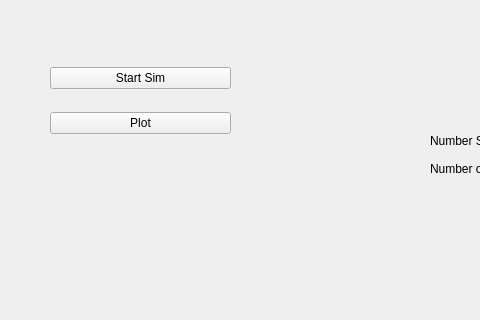
First picture: the form in PythonWrapper/Test.ui, repository slipschutz/EconSim, before the edit; both pictures show x 0 to 480 and y 0 to 320 of the 702 by 564 pixel window.
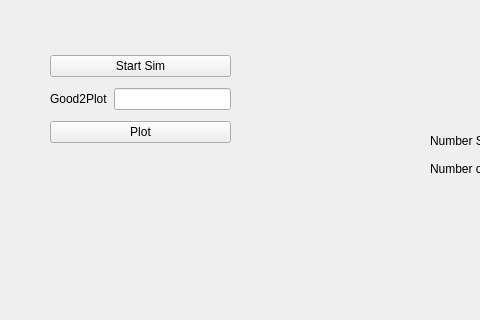
Second picture: the form after the edit.

Commit message:
Cleaned up data logger a little.  It is now keeping track of the supply and demand of all the goods not just good 0.
Added a field in the Gui to set which good's supply and demand is being plotted

```diff
--- a/PythonWrapper/Test.ui
+++ b/PythonWrapper/Test.ui
@@ -44,6 +44,20 @@
        </property>
       </widget>
      </item>
+     <item>
+      <layout class="QHBoxLayout" name="horizontalLayout">
+       <item>
+        <widget class="QLabel" name="label_3">
+         <property name="text">
+          <string>Good2Plot</string>
+         </property>
+        </widget>
+       </item>
+       <item>
+        <widget class="QLineEdit" name="Good2PlotInput"/>
+       </item>
+      </layout>
+     </item>
      <item>
       <widget class="QPushButton" name="Plot">
        <property name="text">
```
The commit also changes 6 other files.
